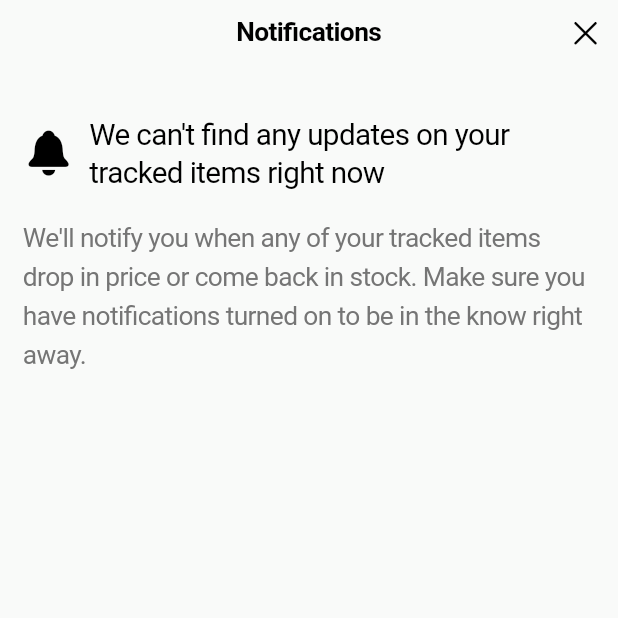
After one commit to stylo-mobileapp/stylo, a Flutter app: the NotificationsPage screen opened directly, on a phone screen of 412 x 824 dp, the top half of it. The commit adds this screen. Run offline on Flutter 3.47's test engine with Material 3 defaults, Android fonts, the phone set to English and light mode, and no system bars; drawn by our look-alikes of overlay_support; our stand-ins replace cached_network_image, firebase_core, firebase_messaging, flutter_riverpod, fpdart, shared_preferences and 1 more; accounts and stored records are empty; network calls fail.

Commit message:
notifications feature

```diff
--- /dev/null
+++ b/frontend/lib/features/notifications/controller/notifications_controller.dart
@@ -0,0 +1,46 @@
+import 'package:flutter_riverpod/flutter_riverpod.dart';
+import 'package:flutter_riverpod/legacy.dart';
+import 'package:frontend/core/providers/providers.dart';
+import 'package:frontend/features/notifications/models/notification_model.dart';
+import 'package:frontend/features/notifications/repository/notifications_repository.dart';
+
+final notificationsControllerProvider =
+    StateNotifierProvider<
+      NotificationsController,
+      AsyncValue<List<NotificationModel>>
+    >(
+      (ref) => NotificationsController(
+        ref.read(notificationsRepositoryProvider),
+        ref,
+      ),
+    );
+
+class NotificationsController
+    extends StateNotifier<AsyncValue<List<NotificationModel>>> {
+  final NotificationsRepository notificationsRepository;
+  final Ref ref;
+
+  NotificationsController(this.notificationsRepository, this.ref)
+    : super(const AsyncValue.loading()) {
+    loadNotifications();
+  }
+
+  Future<void> loadNotifications() async {
+    state = const AsyncValue.loading();
+    try {
+      final userId = ref.read(supabaseClientProvider).auth.currentUser?.id;
+      if (userId == null) {
+        state = const AsyncValue.data([]);
+        return;
+      }
+      final result = await notificationsRepository.getNotifications(userId);
+      result.fold(
+        (failure) =>
+            state = AsyncValue.error(failure.message, StackTrace.current),
+        (notifications) => state = AsyncValue.data(notifications),
+      );
+    } catch (e, st) {
+      state = AsyncValue.error(e, st);
+    }
+  }
+}
--- /dev/null
+++ b/frontend/lib/features/notifications/pages/notifications_page.dart
@@ -0,0 +1,196 @@
+import 'package:flutter/cupertino.dart';
+import 'package:flutter_riverpod/flutter_riverpod.dart';
+import 'package:frontend/core/constants/constants.dart';
+import 'package:frontend/core/text_sizes/text_sizes.dart';
+import 'package:frontend/core/theme/palette.dart';
+import 'package:frontend/core/widgets/loading.dart';
+import 'package:frontend/features/notifications/controller/notifications_controller.dart';
+import 'package:frontend/features/notifications/widgets/notification_item.dart';
+
+class NotificationsPage extends ConsumerStatefulWidget {
+  const NotificationsPage({super.key});
+
+  @override
+  ConsumerState<NotificationsPage> createState() => _NotificationsPageState();
+}
+
+class _NotificationsPageState extends ConsumerState<NotificationsPage> {
+  @override
+  void initState() {
+    super.initState();
+    Future.microtask(
+      () => ref
+          .read(notificationsControllerProvider.notifier)
+          .loadNotifications(),
+    );
+  }
+
+  @override
+  Widget build(BuildContext context) {
+    final height = Constants.height(context);
+    final notificationsState = ref.watch(notificationsControllerProvider);
+
+    return CupertinoPageScaffold(
+      navigationBar: CupertinoNavigationBar(
+        automaticallyImplyLeading: false,
+        padding: EdgeInsetsDirectional.symmetric(
+          horizontal: Constants.horizontalSpacing(context),
+        ),
+        middle: Text(
+          'Notifications',
+          style: TextStyle(
+            fontSize: TextSizes.medium(context),
+            fontWeight: FontWeight.bold,
+          ),
+        ),
+        trailing: CupertinoButton(
+          padding: EdgeInsets.zero,
+          minimumSize: Size.zero,
+          onPressed: () => Navigator.of(context).pop(),
+          child: Icon(
+            CupertinoIcons.xmark,
+            color: Palette.blackColor,
+            size: Constants.iconSize(context),
+          ),
+        ),
+        border: const Border(bottom: BorderSide.none),
+      ),
+      child: SafeArea(
+        child: notificationsState.when(
+          data: (notifications) {
+            if (notifications.isEmpty) {
+              return _buildEmptyState(context, height);
+            }
+
+            return CustomScrollView(
+              physics: const BouncingScrollPhysics(
+                parent: AlwaysScrollableScrollPhysics(),
+              ),
+              slivers: [
+                CupertinoSliverRefreshControl(
+                  onRefresh: () => ref
+                      .read(notificationsControllerProvider.notifier)
+                      .loadNotifications(),
+                  builder:
+                      (
+                        context,
+                        refreshState,
+                        pulledExtent,
+                        refreshTriggerPullDistance,
+                        refreshIndicatorExtent,
+                      ) {
+                        final double percentage =
+                            (pulledExtent / refreshIndicatorExtent).clamp(
+                              0.0,
+                              1.0,
+                            );
+
+                        return Transform.scale(
+                          scale: refreshState == RefreshIndicatorMode.drag
+                              ? Curves.easeOut.transform(percentage)
+                              : 1.0,
+                          child: Opacity(
+                            opacity: refreshState == RefreshIndicatorMode.drag
+                                ? percentage
+                                : 1.0,
+                            child: const Loading(),
+                          ),
+                        );
+                      },
+                ),
+                SliverList(
+                  delegate: SliverChildBuilderDelegate((context, index) {
+                    return NotificationItem(
+                      notification: notifications[index],
+                      isLast: index == notifications.length - 1,
+                    );
+                  }, childCount: notifications.length),
+                ),
+              ],
+            );
+          },
+          error: (error, st) => SizedBox(
+            width: double.infinity,
+            child: Padding(
+              padding: EdgeInsets.symmetric(
+                horizontal: Constants.horizontalSpacing(context),
+              ),
+              child: Column(
+                crossAxisAlignment: CrossAxisAlignment.center,
+                mainAxisAlignment: MainAxisAlignment.center,
+                children: [
+                  Text(
+                    "Something went wrong.\nPlease try again later.",
+                    textAlign: TextAlign.center,
+                    style: TextStyle(
+                      fontSize: TextSizes.medium(context),
+                      color: Palette.mediumGreyColor,
+                    ),
+                  ),
+                  CupertinoButton(
+                    padding: EdgeInsets.zero,
+                    onPressed: () =>
+                        ref.invalidate(notificationsControllerProvider),
+                    child: Text(
+                      "Try again",
+                      style: TextStyle(
+                        fontSize: TextSizes.medium(context),
+                        fontWeight: FontWeight.bold,
+                      ),
+                    ),
+                  ),
+                ],
+              ),
+            ),
+          ),
+          loading: () => const Loading(),
+        ),
+      ),
+    );
+  }
+
+  Widget _buildEmptyState(BuildContext context, double height) {
+    double width = Constants.width(context);
+
+    return Padding(
+      padding: EdgeInsets.symmetric(
+        horizontal: Constants.horizontalSpacing(context) * 1.5,
+      ),
+      child: Column(
+        crossAxisAlignment: CrossAxisAlignment.center,
+        children: [
+          SizedBox(height: height * 0.04),
+          Row(
+            crossAxisAlignment: CrossAxisAlignment.center,
+            children: [
+              Icon(
+                CupertinoIcons.bell_fill,
+                size: Constants.iconSize(context) * 1.5,
+                color: Palette.blackColor,
+              ),
+              SizedBox(width: width * 0.025),
+              Expanded(
+                child: Text(
+                  "We can't find any updates on your tracked items right now",
+                  style: TextStyle(
+                    fontSize: TextSizes.large(context),
+                    height: 1.25,
+                  ),
+                ),
+              ),
+            ],
+          ),
+          SizedBox(height: height * 0.02),
+          Text(
+            "We'll notify you when any of your tracked items drop in price or come back in stock. Make sure you have notifications turned on to be in the know right away.",
+            style: TextStyle(
+              fontSize: TextSizes.medium(context),
+              color: Palette.mediumGreyColor,
+              height: 1.5,
+            ),
+          ),
+        ],
+      ),
+    );
+  }
+}
```
Also changed, not shown: frontend/lib/core/services/fcm_service.dart (+31 -0 lines), frontend/lib/features/home/pages/home_page.dart (+9 -1 lines), frontend/lib/features/notifications/models/notification_model.dart (added, +47 -0 lines), frontend/lib/features/notifications/repository/notifications_repository.dart (added, +46 -0 lines), frontend/lib/features/notifications/widgets/notification_item.dart (added, +148 -0 lines), frontend/lib/features/wishlist/pages/wishlist_page.dart (+9 -1 lines).
